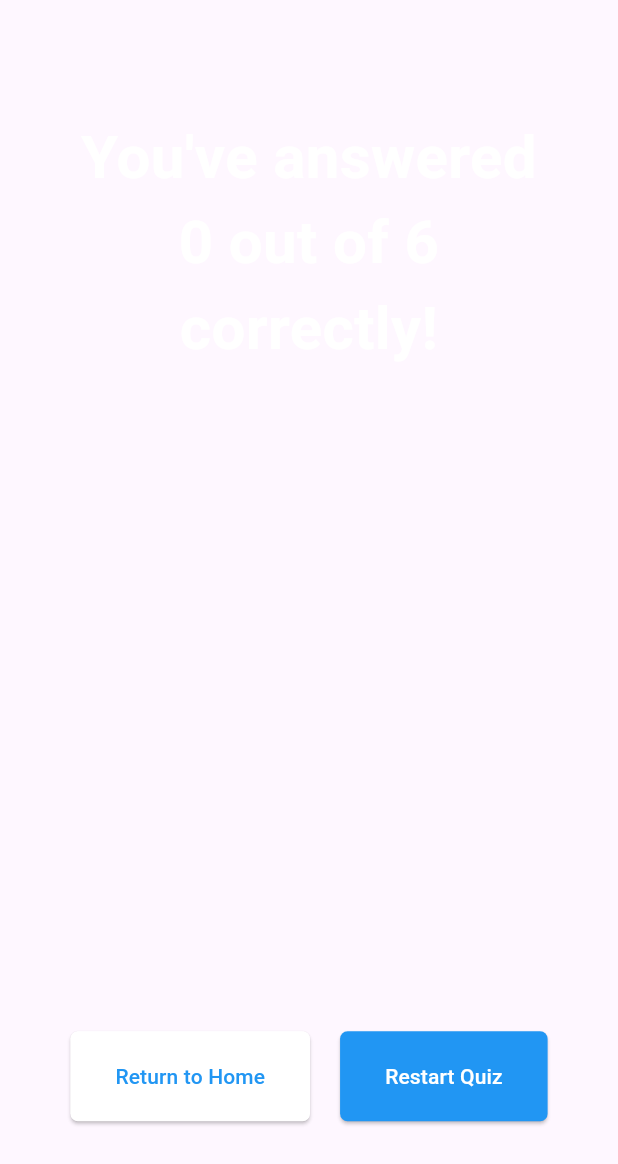
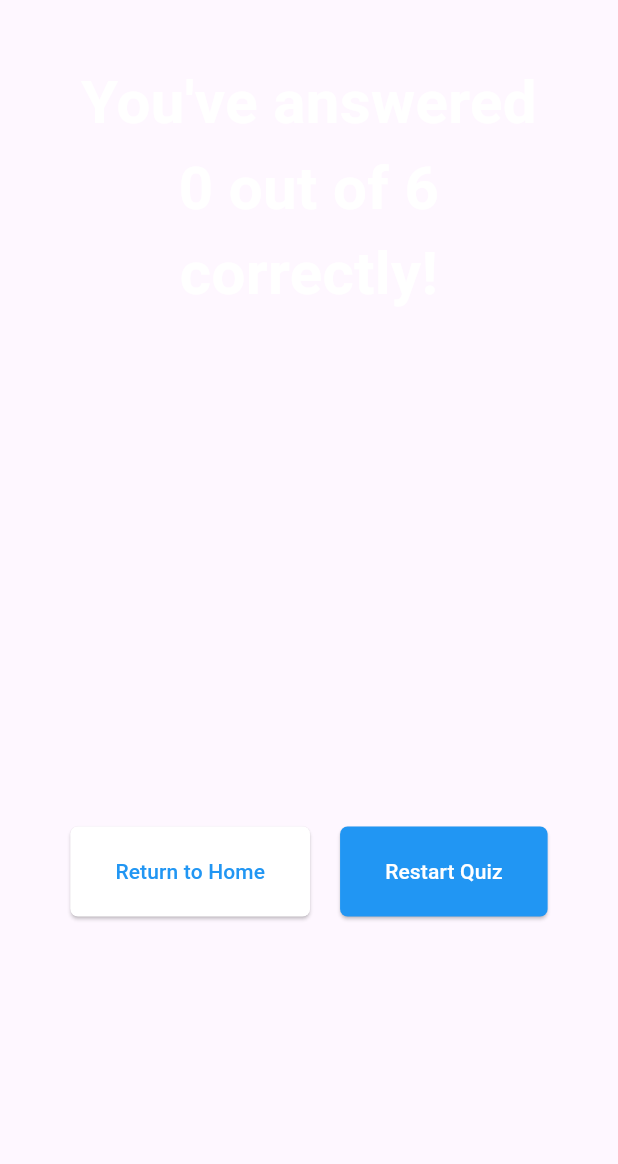
Before and after one commit to Terristwj/Matchsticks, a Flutter app: the ResultsScreen widget shown alone on an empty page, opened directly with empty values, on a phone screen of 412 x 824 dp. Shown: the top 1164 px of the screen. Run offline on Flutter 3.47's test engine with Material 2 defaults, Android fonts, the phone set to English and light mode, and no system bars; our stand-ins replace animate_do, bottom_navy_bar, cloud_firestore, firebase_core, flutter_tts, google_fonts and 1 more; accounts and stored records are empty.

Commit message:
Fix Overflow for Quiz Summmary Screen

```diff
--- a/lib/main.dart
+++ b/lib/main.dart
@@ -2,7 +2,7 @@
 import 'package:firebase_core/firebase_core.dart';
 import 'package:matchsticks/screens/welcome_screen.dart';
 import 'firebase_options.dart';
-import 'package:flutter_dotenv/flutter_dotenv.dart';
+
 
 void main() async {
   // WidgetsFlutterBinding.ensureInitialized();
--- a/lib/screens/quizzes/results_screen.dart
+++ b/lib/screens/quizzes/results_screen.dart
@@ -37,7 +37,8 @@
       return question['correct_answer'] == question['user_answer'];
     }).length;
 
-    return SizedBox(
+    return SingleChildScrollView(
+      child: SizedBox(
       width: double.infinity,
       child: Container(
         margin: const EdgeInsets.all(40),
@@ -101,6 +102,7 @@
           ],
         ),
       ),
+    ),
     );
   }
 }
--- a/lib/widgets/quizzes/results_summary.dart
+++ b/lib/widgets/quizzes/results_summary.dart
@@ -9,7 +9,7 @@
   @override
   Widget build(BuildContext context) {
     return Container(
-      height: 400,
+      height: 300,
       width: MediaQuery.of(context).size.width,
       constraints: const BoxConstraints(
         minWidth: 300,
```
